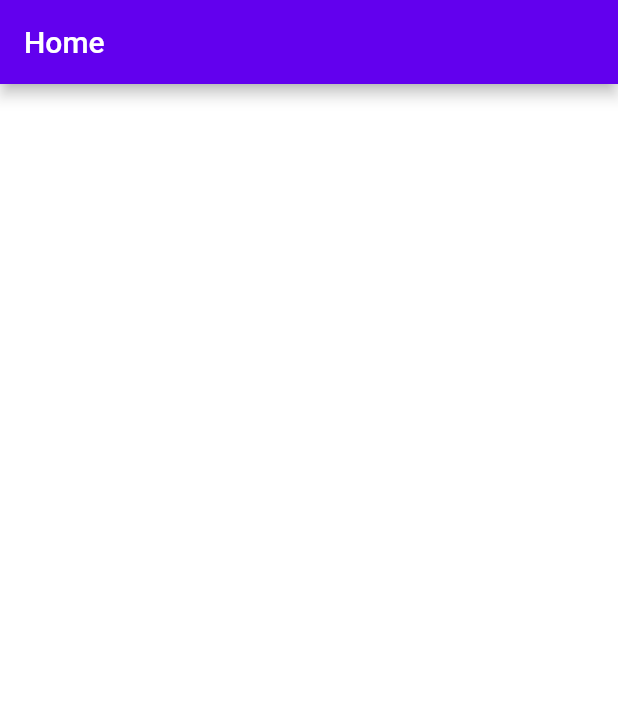
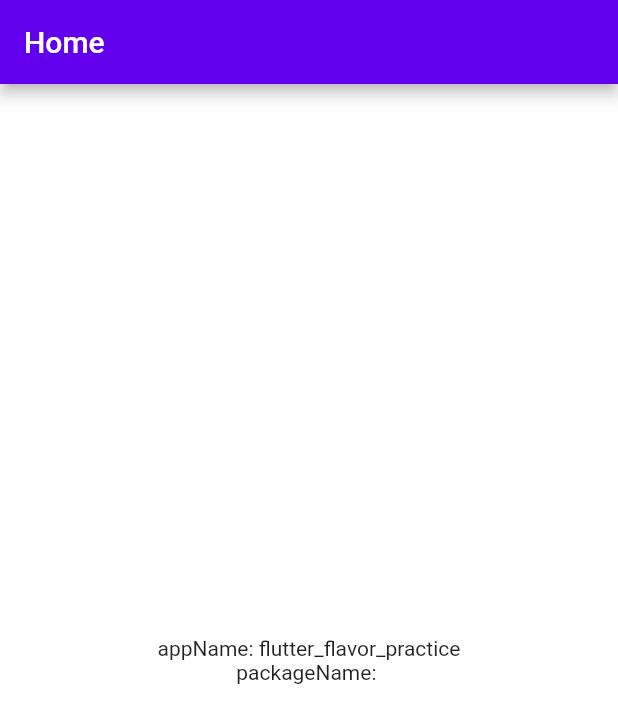
Before and after one commit to HTsuruo/flutter_flavor_practice, a Flutter app: the screen it shows after launch, on a phone screen of 412 x 824 dp. Shown: the top 723 px of the screen. Run offline on Flutter 3.47's test engine with Material 2 defaults, Android fonts, the phone set to English and light mode, and no system bars; our stand-ins replace package_info_plus; missing offline and left inert: simple_logger.

Commit message:
Add `package_info_plus`

```diff
--- a/lib/main.dart
+++ b/lib/main.dart
@@ -1,4 +1,5 @@
 import 'package:flutter/material.dart';
+import 'package:package_info_plus/package_info_plus.dart';
 import 'package:simple_logger/simple_logger.dart';
 
 final logger = SimpleLogger();
@@ -39,6 +40,27 @@
       appBar: AppBar(
         title: const Text('Home'),
       ),
+      body: FutureBuilder<PackageInfo>(
+        future: PackageInfo.fromPlatform(),
+        builder: (context, snapshot) {
+          final data = snapshot.data;
+          if (data == null) {
+            return const Center(
+              child: CircularProgressIndicator(),
+            );
+          }
+          logger.fine(data.appName);
+          return Center(
+            child: Column(
+              mainAxisSize: MainAxisSize.min,
+              children: [
+                Text('appName: ${data.appName}'),
+                Text('packageName: ${data.packageName}'),
+              ],
+            ),
+          );
+        },
+      ),
     );
   }
 }
--- a/pubspec.yaml
+++ b/pubspec.yaml
@@ -24,6 +24,7 @@ dependencies:
   cupertino_icons:
   flutter:
     sdk: flutter
+  package_info_plus:
   simple_logger:
 
 dev_dependencies:
```
Also changed, not shown: pubspec.lock, 8 other files.
